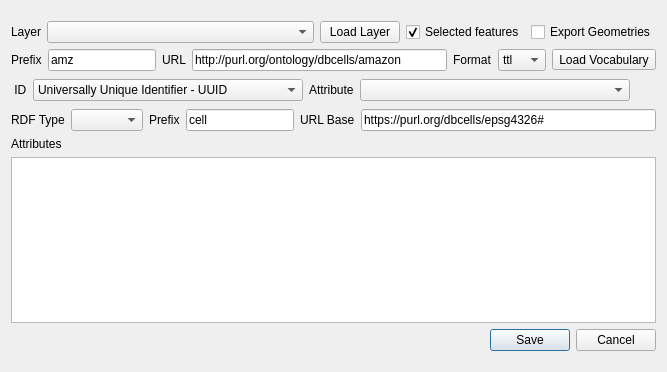
The window that Layer2Triple_dialog_base.ui (LambdaGeo/qgisparql-layer2triple) describes before a commit, drawn with Qt 5.
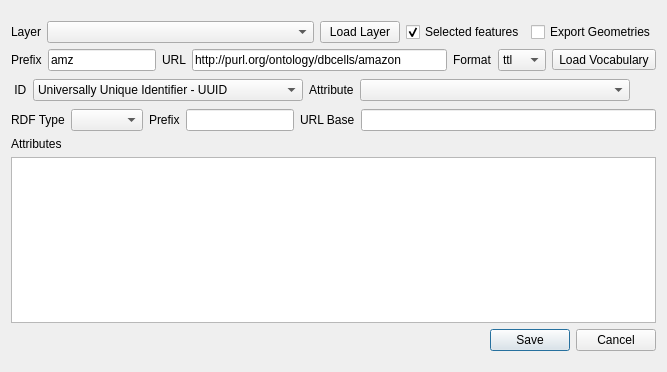
The same window after the commit.

What changed in the file:
```diff
--- a/Layer2Triple_dialog_base.ui
+++ b/Layer2Triple_dialog_base.ui
@@ -318,7 +318,7 @@
             </sizepolicy>
            </property>
            <property name="text">
-            <string>cell</string>
+            <string/>
            </property>
           </widget>
          </item>
@@ -332,7 +332,7 @@
          <item>
           <widget class="QLineEdit" name="lineURLBase">
            <property name="text">
-            <string>https://purl.org/dbcells/epsg4326#</string>
+            <string/>
            </property>
           </widget>
          </item>
```
